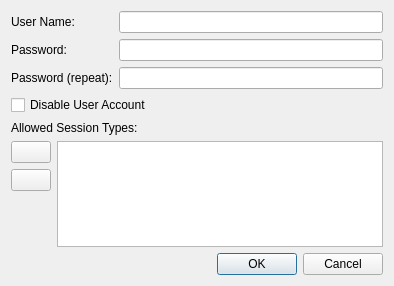
Qt form source/host/ui/user_dialog.ui (dchapyshev/aspia) before a commit.
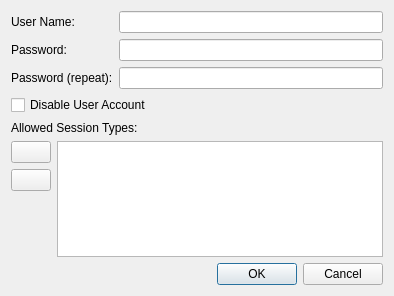
The same form after that commit. Icons and pictures are not drawn.

The edit to the form file:
```diff
--- a/source/host/ui/user_dialog.ui
+++ b/source/host/ui/user_dialog.ui
@@ -7,7 +7,7 @@
     <x>0</x>
     <y>0</y>
     <width>394</width>
-    <height>286</height>
+    <height>296</height>
    </rect>
   </property>
   <property name="windowTitle">
@@ -139,6 +139,12 @@
      </item>
      <item>
       <widget class="QTreeWidget" name="tree_sessions">
+       <property name="iconSize">
+        <size>
+         <width>24</width>
+         <height>24</height>
+        </size>
+       </property>
        <property name="indentation">
         <number>0</number>
        </property>
```
Left out of the diff: 12 changed lines with no effect on the pictures.
